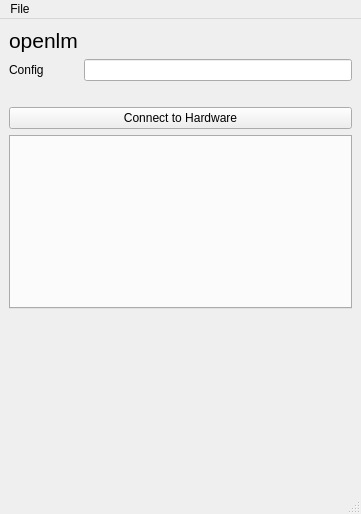
The window that openlm/ui/qt/OpenLMUI.ui (DeMarcoLab/openCLEM) describes before a commit, drawn with Qt 5.
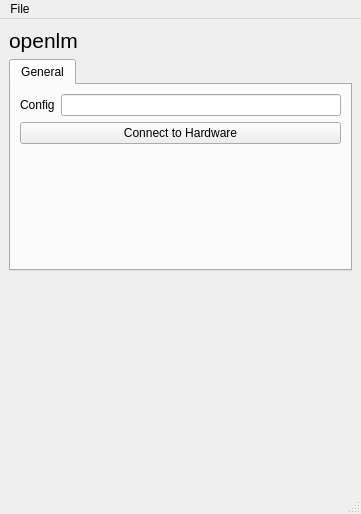
The same window after the commit.

What changed in the file:
```diff
--- a/openlm/ui/qt/OpenLMUI.ui
+++ b/openlm/ui/qt/OpenLMUI.ui
@@ -15,53 +15,7 @@
   </property>
   <widget class="QWidget" name="centralwidget">
    <layout class="QGridLayout" name="gridLayout">
-    <item row="1" column="0">
-     <widget class="QLabel" name="label_config_filename">
-      <property name="text">
-       <string>Config</string>
-      </property>
-     </widget>
-    </item>
-    <item row="0" column="0">
-     <widget class="QLabel" name="label">
-      <property name="font">
-       <font>
-        <pointsize>16</pointsize>
-       </font>
-      </property>
-      <property name="text">
-       <string>openlm</string>
-      </property>
-     </widget>
-    </item>
-    <item row="1" column="1">
-     <widget class="QLineEdit" name="lineEdit_config_filename"/>
-    </item>
     <item row="3" column="0" colspan="2">
-     <widget class="QPushButton" name="pushButton_connect_hardware">
-      <property name="text">
-       <string>Connect to Hardware</string>
-      </property>
-     </widget>
-    </item>
-    <item row="2" column="0" colspan="2">
-     <widget class="QLabel" name="label_hardware_status">
-      <property name="text">
-       <string/>
-      </property>
-      <property name="wordWrap">
-       <bool>true</bool>
-      </property>
-     </widget>
-    </item>
-    <item row="4" column="0" colspan="2">
-     <widget class="QTabWidget" name="tabWidget">
-      <property name="currentIndex">
-       <number>-1</number>
-      </property>
-     </widget>
-    </item>
-    <item row="5" column="0" colspan="2">
      <spacer name="verticalSpacer_2">
       <property name="orientation">
        <enum>Qt::Vertical</enum>
@@ -74,6 +28,59 @@
       </property>
      </spacer>
     </item>
+    <item row="2" column="0" colspan="2">
+     <widget class="QTabWidget" name="tabWidget">
+      <property name="currentIndex">
+       <number>0</number>
+      </property>
+      <widget class="QWidget" name="tab">
+       <attribute name="title">
+        <string>General</string>
+       </attribute>
+       <layout class="QGridLayout" name="gridLayout_2">
+        <item row="1" column="0" colspan="2">
+         <widget class="QPushButton" name="pushButton_connect_hardware">
+          <property name="text">
+           <string>Connect to Hardware</string>
+          </property>
+         </widget>
+        </item>
+        <item row="0" column="0">
+         <widget class="QLabel" name="label_config_filename">
+          <property name="text">
+           <string>Config</string>
+          </property>
+         </widget>
+        </item>
+        <item row="0" column="1">
+         <widget class="QLineEdit" name="lineEdit_config_filename"/>
+        </item>
+        <item row="2" column="0">
+         <widget class="QLabel" name="label_hardware_status">
+          <property name="text">
+           <string/>
+          </property>
+          <property name="wordWrap">
+           <bool>true</bool>
+          </property>
+         </widget>
+        </item>
+       </layout>
+      </widget>
+     </widget>
+    </item>
+    <item row="0" column="0">
+     <widget class="QLabel" name="label">
+      <property name="font">
+       <font>
+        <pointsize>16</pointsize>
+       </font>
+      </property>
+      <property name="text">
+       <string>openlm</string>
+      </property>
+     </widget>
+    </item>
    </layout>
   </widget>
   <widget class="QMenuBar" name="menubar">
```
